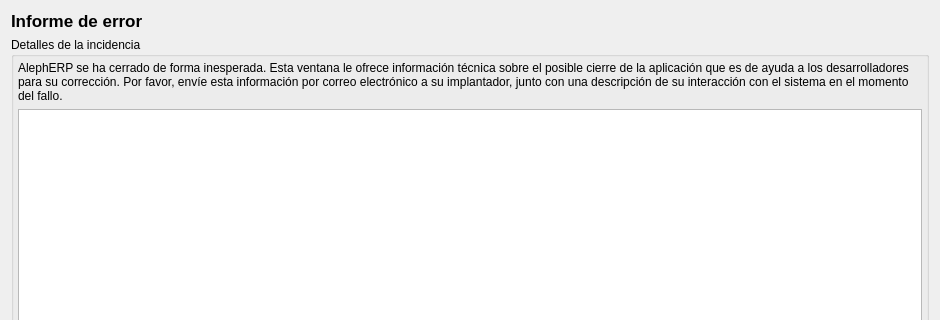
This is src/crashhandler/ui/bugreportform.ui in dpinelo/AS7 as Qt 5 draws it before an edit; both pictures show x 0 to 940 and y 0 to 320 of the 940 by 520 pixel window. The edited form follows.
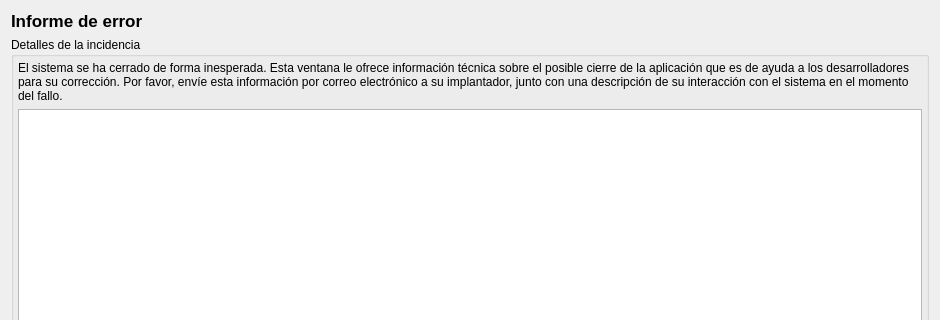
This is the edited form.

Commit message: Issues on index out of range.

```diff
--- a/src/crashhandler/ui/bugreportform.ui
+++ b/src/crashhandler/ui/bugreportform.ui
@@ -149,7 +149,7 @@
       <item row="0" column="0">
        <widget class="QLabel" name="label_2">
         <property name="text">
-         <string>AlephERP se ha cerrado de forma inesperada. Esta ventana le ofrece información técnica sobre el posible cierre de la aplicación que es de ayuda a los desarrolladores para su corrección. Por favor, envíe esta información por correo electrónico a su implantador, junto con una descripción de su interacción con el sistema en el momento del fallo.</string>
+         <string>El sistema se ha cerrado de forma inesperada. Esta ventana le ofrece información técnica sobre el posible cierre de la aplicación que es de ayuda a los desarrolladores para su corrección. Por favor, envíe esta información por correo electrónico a su implantador, junto con una descripción de su interacción con el sistema en el momento del fallo.</string>
         </property>
         <property name="wordWrap">
          <bool>true</bool>
```
The commit also changes 1 other file.
